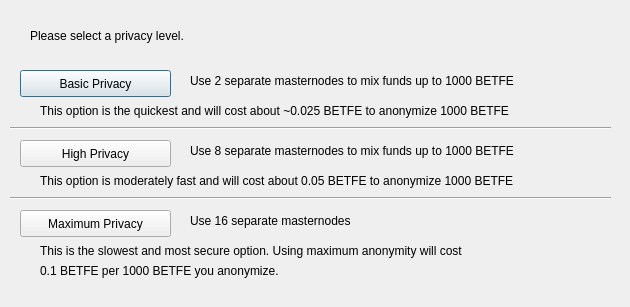
Qt form src/qt/forms/darksendconfig.ui (fantasy11coin/hostmasternode) before a commit.
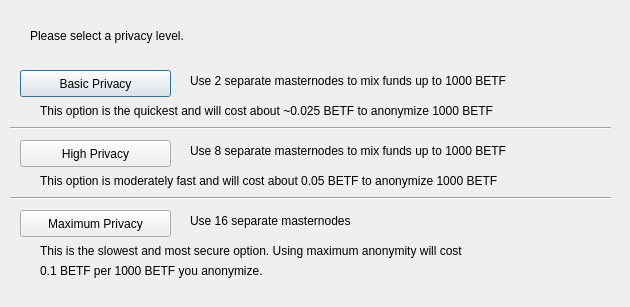
The same form after that commit.

Patch:
```diff
--- a/src/qt/forms/darksendconfig.ui
+++ b/src/qt/forms/darksendconfig.ui
@@ -75,7 +75,7 @@
     </rect>
    </property>
    <property name="text">
-    <string>Use 2 separate masternodes to mix funds up to 1000 BETFE</string>
+    <string>Use 2 separate masternodes to mix funds up to 1000 BETF</string>
    </property>
   </widget>
   <widget class="QLabel" name="label_3">
@@ -88,7 +88,7 @@
     </rect>
    </property>
    <property name="text">
-    <string>Use 8 separate masternodes to mix funds up to 1000 BETFE</string>
+    <string>Use 8 separate masternodes to mix funds up to 1000 BETF</string>
    </property>
   </widget>
   <widget class="QLabel" name="label_4">
@@ -114,7 +114,7 @@
     </rect>
    </property>
    <property name="text">
-    <string>This option is the quickest and will cost about ~0.025 BETFE to anonymize 1000 BETFE</string>
+    <string>This option is the quickest and will cost about ~0.025 BETF to anonymize 1000 BETF</string>
    </property>
   </widget>
   <widget class="QLabel" name="label_7">
@@ -127,7 +127,7 @@
     </rect>
    </property>
    <property name="text">
-    <string>This option is moderately fast and will cost about 0.05 BETFE to anonymize 1000 BETFE</string>
+    <string>This option is moderately fast and will cost about 0.05 BETF to anonymize 1000 BETF</string>
    </property>
   </widget>
   <widget class="QLabel" name="label_8">
@@ -153,7 +153,7 @@
     </rect>
    </property>
    <property name="text">
-    <string>0.1 BETFE per 1000 BETFE you anonymize.</string>
+    <string>0.1 BETF per 1000 BETF you anonymize.</string>
    </property>
   </widget>
   <widget class="Line" name="line">
```
